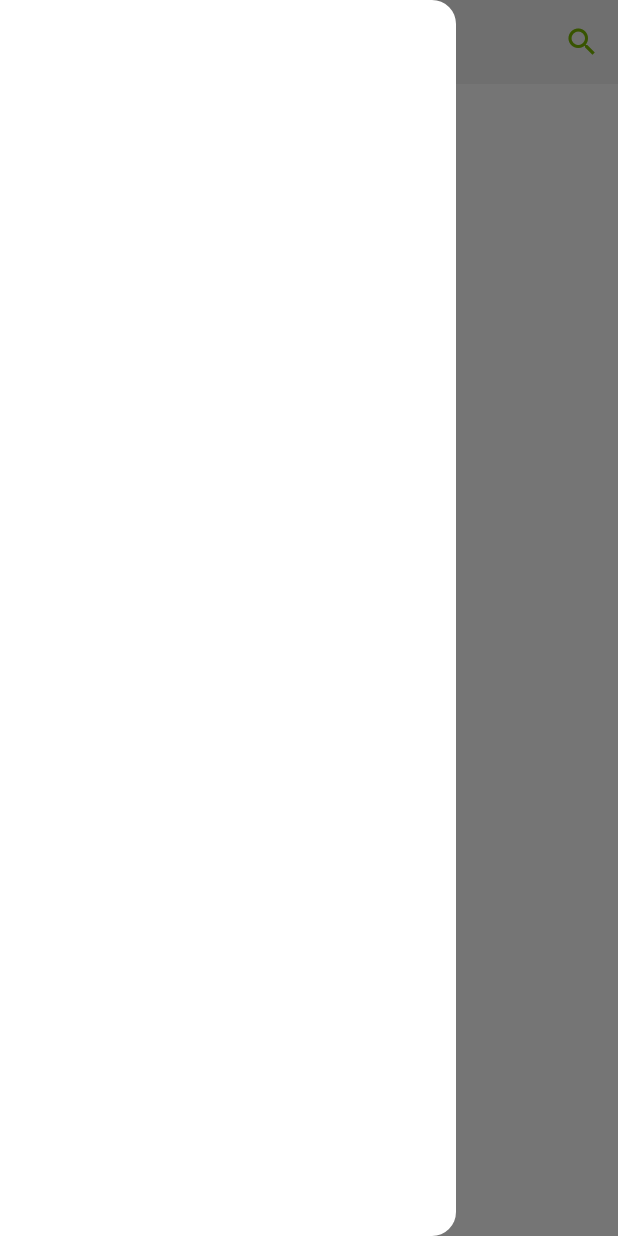
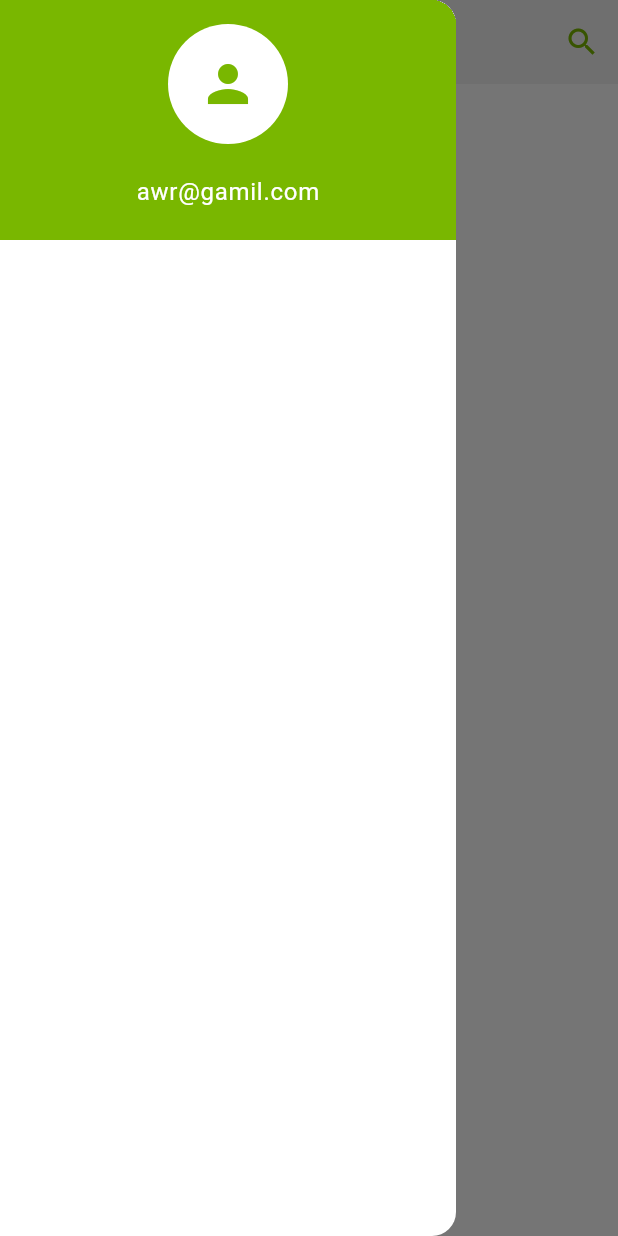
Before and after one commit to malouda0000/AWR-Flutter-Application, a Flutter app: the HomeScreen screen opened directly, with the side drawer open, on a phone screen of 412 x 824 dp. Run offline on Flutter 3.47's test engine with Material 3 defaults, Android fonts, the phone set to English and light mode, and no system bars; our stand-ins replace anim_search_bar, carousel_slider, dio, flutter_bloc, flutter_form_builder, flutter_otp_text_field and 5 more; accounts and stored records are empty; Roboto replaces fonts that are missing (Cairo).

```diff
--- a/lib/view/home/home_screen.dart
+++ b/lib/view/home/home_screen.dart
@@ -2,6 +2,7 @@
 
 import 'package:anim_search_bar/anim_search_bar.dart';
 import 'package:awr_flutter_application/core/themes/colors.dart';
+import 'package:awr_flutter_application/view/shared/under_dev_screen.dart';
 // import 'package:cached_network_image/cached_network_image.dart';
 import 'package:carousel_slider/carousel_slider.dart';
 import 'package:flutter/cupertino.dart';
@@ -46,9 +47,62 @@ class _HomeScreenState extends State<HomeScreen> {
               // drawer: CustomDrawer(
               //   theHomeBuildContext: context,
               // ),
-              drawer: Drawer( ),
+              drawer: Drawer(
+                // drawer: Drawer(
+                child: ListView(
+                  children: [
+                    DrawerHeader(
+                      decoration: BoxDecoration(
+                        color: AppColors.mainColor,
+                      ),
+                      child: Column(
+                        mainAxisAlignment: MainAxisAlignment.start,
+                        children: [
+                          CircleAvatar(
+                            radius: 40,
+                            backgroundColor: Colors.white,
+                            child: Icon(
+                              Icons.person,
+                              size: 40,
+                              color: AppColors.mainColor,
+                            ),
+                          ),
+                          SizedBox(
+                            height: 10,
+                          ),
+                          // Text(
+                          //   "AWR",
+                          //   style: TextStyle(
+                          //       color: Colors.white,
+                          //       fontSize: 20,
+                          //       fontWeight: FontWeight.bold),
+                          // ),
+                          SizedBox(
+                            height: 10,
+                          ),
+                          Text(
+                            "awr@gamil.com",
+                            style: TextStyle(
+                              color: Colors.white,
+                            ),
+                          ),
+                        ],
+                      ),
+                    ),
+                  ],
+                ),
+              ),
               // appBar: CustomAppBar(),
               appBar: AppBar(
+                leading: IconButton(
+                  onPressed: () {
+                    Scaffold.of(context).openDrawer();
+                  },
+                  icon: Icon(
+                    Icons.menu,
+                    color: AppColors.mainColor,
+                  ),
+                ),
                 title: Text(
                   // AppLocalizations.of(context)!.home,
                   "AWR",
@@ -57,10 +111,10 @@ class _HomeScreenState extends State<HomeScreen> {
                 actions: [
                   IconButton(
                     onPressed: () {
-                      // Navigator.push(
-                      //     context,
-                      //     MaterialPageRoute(
-                      //         builder: (context) => SearchScreen()));
+                      Navigator.push(
+                          context,
+                          MaterialPageRoute(
+                              builder: (context) => UnderDevScreen()));
                     },
                     icon: Icon(
                       Icons.search,
@@ -98,11 +152,11 @@ class _HomeScreenState extends State<HomeScreen> {
               //   ),
               // ),
 
-            //   floatingActionButtonLocation:
-            //       FloatingActionButtonLocation.centerDocked,
-            //   floatingActionButton: CustomFloatingAcctionButton(),
-            //   bottomNavigationBar: CustomBottomNavBar(),
-            //   resizeToAvoidBottomInset: false, // Set this to false
+              //   floatingActionButtonLocation:
+              //       FloatingActionButtonLocation.centerDocked,
+              //   floatingActionButton: CustomFloatingAcctionButton(),
+              //   bottomNavigationBar: CustomBottomNavBar(),
+              //   resizeToAvoidBottomInset: false, // Set this to false
             ),
           ),
         ));
```
Also changed, not shown: lib/main.dart (+8 -5 lines), pubspec.yaml (+9 -0 lines).
